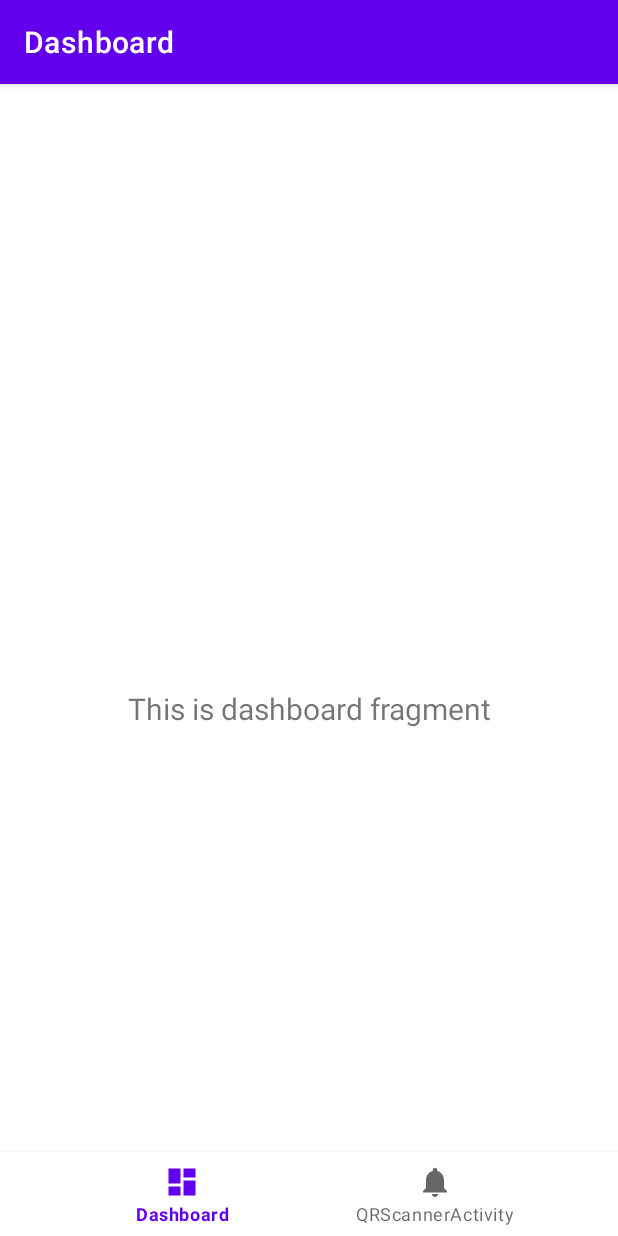
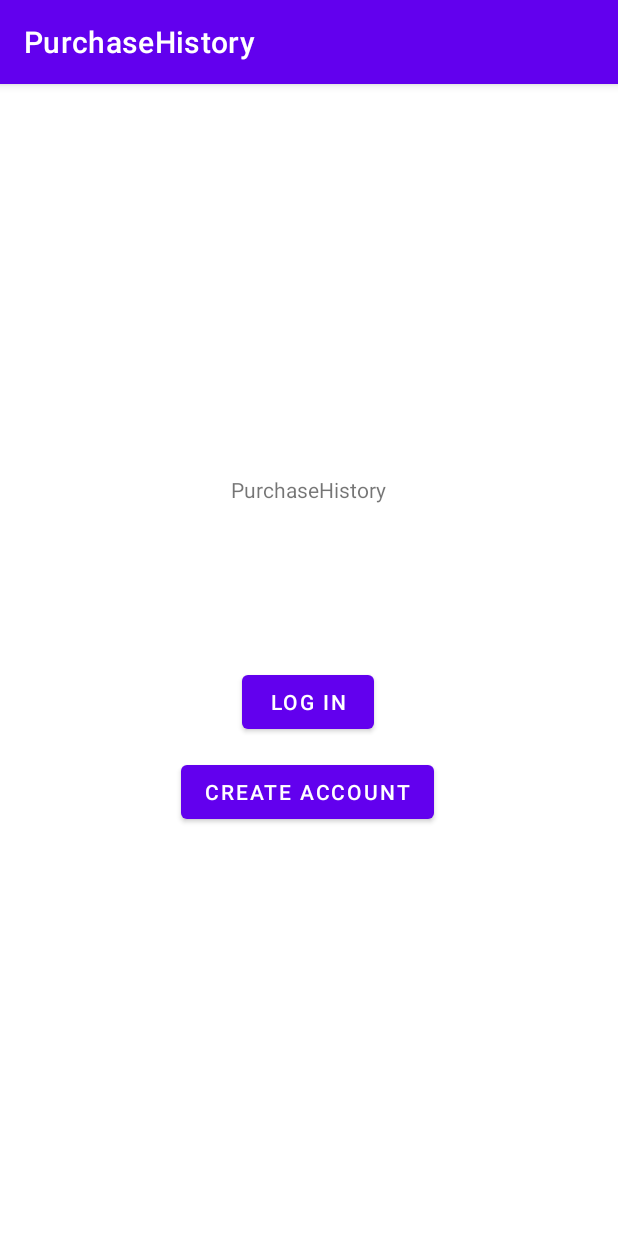
Before and after one commit to Fealrais/PurchaseHistory, an Android app: the screen it shows after launch (MainActivity), on a phone screen of 412 x 824 dp. Run offline under Robolectric (Android 15) with nearby library versions, the phone set to English and light mode, and no system bars; our stand-ins replace Dagger/Hilt's generated code; libraries missing offline, so code that uses them is left out: com.angelp.purchasehistorybackend; 2 statements that could not run were skipped.

Commit message:
Add main activity with login and register

```diff
--- a/app/src/main/AndroidManifest.xml
+++ b/app/src/main/AndroidManifest.xml
@@ -15,11 +15,15 @@
         android:fullBackupContent="@xml/backup_rules"
         android:icon="@mipmap/ic_launcher"
         android:label="@string/app_name"
+        android:networkSecurityConfig="@xml/network_security_config"
         android:roundIcon="@mipmap/ic_launcher_round"
         android:supportsRtl="true"
         android:theme="@style/Theme.PurchaseHistory"
         tools:targetApi="34">
-
+        <activity
+            android:name=".ui.HomeActivity"
+            android:exported="false"
+            android:label="@string/title_activity_home" />
         <activity
             android:name=".MainActivity"
             android:exported="true">
--- a/app/src/main/java/com/example/purchasehistory/MainActivity.java
+++ b/app/src/main/java/com/example/purchasehistory/MainActivity.java
@@ -1,42 +1,81 @@
 package com.example.purchasehistory;
 
+import android.content.Intent;
 import android.os.Bundle;
+import android.util.Log;
+import android.view.View;
+import android.widget.Toast;
 import androidx.appcompat.app.AppCompatActivity;
-import androidx.navigation.NavController;
-import androidx.navigation.fragment.NavHostFragment;
-import androidx.navigation.ui.AppBarConfiguration;
-import androidx.navigation.ui.NavigationUI;
+import com.angelp.purchasehistorybackend.models.views.outgoing.UserView;
 import com.example.purchasehistory.databinding.ActivityMainBinding;
-import com.google.android.material.bottomnavigation.BottomNavigationView;
+import com.example.purchasehistory.ui.HomeActivity;
+import com.example.purchasehistory.ui.login.LoginActivity;
+import com.example.purchasehistory.ui.register.RegisterActivity;
+import com.example.purchasehistory.web.clients.AuthClient;
 import dagger.hilt.android.AndroidEntryPoint;
+
+import javax.inject.Inject;
+import java.util.Optional;
+
 
 @AndroidEntryPoint
 public class MainActivity extends AppCompatActivity {
+    @Inject
+    AuthClient authClient;
 
     private ActivityMainBinding binding;
+
 
     @Override
     protected void onCreate(Bundle savedInstanceState) {
         super.onCreate(savedInstanceState);
-
         binding = ActivityMainBinding.inflate(getLayoutInflater());
         setContentView(binding.getRoot());
 
-        BottomNavigationView navView = findViewById(R.id.nav_view);
-        // Passing each menu ID as a set of Ids because each
-        // menu should be considered as top level destinations.
-        AppBarConfiguration appBarConfiguration = new AppBarConfiguration.Builder(
-                R.id.navigation_dashboard, R.id.navigation_qrscanner)
-                .build();
-        NavHostFragment navHostFragment = (NavHostFragment) getSupportFragmentManager()
-                .findFragmentById(R.id.nav_host_fragment_activity_main);
-        if (navHostFragment != null) {
-            NavController navController = navHostFragment.getNavController();
-            NavigationUI.setupActionBarWithNavController(this, navController, appBarConfiguration);
-            NavigationUI.setupWithNavController(binding.navView, navController);
-        }
-
+        binding.loginButton.setOnClickListener(this::startLoginActivity);
+        binding.registerButton.setOnClickListener(this::startRegisterActivity);
     }
 
+    @Override
+    protected void onResume() {
+        super.onResume();
+        redirectIfJwtValid();
+    }
+
+    private void redirectIfJwtValid() {
+        PurchaseHistoryApplication root = PurchaseHistoryApplication.getInstance();
+
+        String token = root.getUserToken().getValue();
+        Log.i("jwtoken", token != null && !token.isEmpty() ? token : "no JWT in phone");
+        if (token != null && !token.isEmpty()) {
+            binding.loadingMain.setVisibility(View.VISIBLE);
+            new Thread(() -> {
+                Optional<UserView> loggedUser = authClient.getLoggedUser();
+                this.runOnUiThread(() -> binding.loadingMain.setVisibility(View.GONE));
+                if (loggedUser.isPresent()) {
+                    root.getLoggedUser().postValue(loggedUser.get());
+                    startHomeActivity();
+                } else {
+                    runOnUiThread(() -> Toast.makeText(PurchaseHistoryApplication.getContext(), R.string.alert_session_ended, Toast.LENGTH_SHORT).show());
+                }
+            }).start();
+        }
+    }
+
+    private void startHomeActivity() {
+        Intent intent = new Intent(this, HomeActivity.class);
+        startActivity(intent);
+        finish();
+    }
+
+    private void startRegisterActivity(View view) {
+        Intent intent = new Intent(this, RegisterActivity.class);
+        startActivity(intent);
+    }
+
+    private void startLoginActivity(View view) {
+        Intent intent = new Intent(this, LoginActivity.class);
+        startActivity(intent);
+    }
 
 }
--- a/app/src/main/java/com/example/purchasehistory/web/clients/AuthClient.java
+++ b/app/src/main/java/com/example/purchasehistory/web/clients/AuthClient.java
@@ -6,6 +6,7 @@ import android.util.Log;
 import com.angelp.purchasehistorybackend.models.views.incoming.UserVO;
 import com.angelp.purchasehistorybackend.models.views.outgoing.UserView;
 import com.example.purchasehistory.PurchaseHistoryApplication;
+import com.example.purchasehistory.data.model.UsernamePassword;
 import okhttp3.Response;
 
 import javax.inject.Inject;
@@ -28,11 +29,13 @@ public class AuthClient extends HttpClient {
 
     public Optional<UserView> login(String username, String password) {
         UserView result = null;
-        try (Response res = post(BACKEND_URL + "/login", new UserVO(username, password, ""))) {
+
+        try (Response res = postFormData(BACKEND_URL + "/login", new UsernamePassword(username, password).getRequestBody())) {
             String authorization = res.header("Authorization");
+            Log.i("loginResult", "Response code: "+ res.code());
             if (res.isSuccessful() && res.body() != null && authorization != null && !authorization.isEmpty()) {
                 String body = res.body().string();
-                Log.i("loginResult", "login: " + body);
+                Log.i("loginResult", "login successful: " + body);
                 result = gson.fromJson(body, UserView.class);
                 saveLoggedUser(authorization);
                 PurchaseHistoryApplication.getInstance().getLoggedUser().postValue(result);
--- a/app/src/main/res/layout/activity_main.xml
+++ b/app/src/main/res/layout/activity_main.xml
@@ -1,33 +1,61 @@
 <?xml version="1.0" encoding="utf-8"?>
 <androidx.constraintlayout.widget.ConstraintLayout xmlns:android="http://schemas.android.com/apk/res/android"
     xmlns:app="http://schemas.android.com/apk/res-auto"
+    xmlns:tools="http://schemas.android.com/tools"
     android:id="@+id/container"
     android:layout_width="match_parent"
     android:layout_height="match_parent"
-    android:paddingTop="?attr/actionBarSize">
+    android:paddingTop="?attr/actionBarSize"
+    tools:context=".MainActivity">
 
-    <com.google.android.material.bottomnavigation.BottomNavigationView
-        android:id="@+id/nav_view"
-        android:layout_width="0dp"
+    <ProgressBar
+        android:id="@+id/loadingMain"
+        android:layout_width="164dp"
+        android:layout_height="164dp"
+        android:layout_gravity="center"
+        android:layout_marginTop="64dp"
+        android:layout_marginBottom="64dp"
+        android:elevation="10dp"
+        android:visibility="gone"
+        app:layout_constraintBottom_toBottomOf="parent"
+        app:layout_constraintEnd_toEndOf="parent"
+        app:layout_constraintHorizontal_bias="0.498"
+        app:layout_constraintStart_toStartOf="parent"
+        app:layout_constraintTop_toTopOf="parent"
+        app:layout_constraintVertical_bias="0.533" />
+
+    <Button
+        android:text="@string/action_log_in"
+        android:layout_width="wrap_content"
         android:layout_height="wrap_content"
-        android:layout_marginStart="0dp"
-        android:layout_marginEnd="0dp"
-        android:background="?android:attr/windowBackground"
-        app:layout_constraintBottom_toBottomOf="parent"
-        app:layout_constraintLeft_toLeftOf="parent"
-        app:layout_constraintRight_toRightOf="parent"
-        app:menu="@menu/bottom_nav_menu" />
+        android:id="@+id/loginButton"
+        app:layout_constraintTop_toTopOf="parent"
+        android:layout_marginTop="332dp"
+        app:layout_constraintStart_toStartOf="parent"
+        app:layout_constraintEnd_toEndOf="parent"
+        app:layout_constraintHorizontal_bias="0.498" />
 
-    <androidx.fragment.app.FragmentContainerView
-        android:id="@+id/nav_host_fragment_activity_main"
-        android:name="androidx.navigation.fragment.NavHostFragment"
-        android:layout_width="match_parent"
-        android:layout_height="match_parent"
-        app:defaultNavHost="true"
-        app:layout_constraintBottom_toTopOf="@id/nav_view"
-        app:layout_constraintLeft_toLeftOf="parent"
-        app:layout_constraintRight_toRightOf="parent"
+    <Button
+        android:text="@string/action_create_account"
+        android:layout_width="wrap_content"
+        android:layout_height="wrap_content"
+        android:id="@+id/registerButton"
+        app:layout_constraintTop_toBottomOf="@+id/loginButton"
+        app:layout_constraintStart_toStartOf="parent"
+        android:layout_marginTop="12dp"
+        app:layout_constraintEnd_toEndOf="parent"
+        app:layout_constraintHorizontal_bias="0.497" />
+
+    <TextView
+        android:text="@string/app_name"
+        android:layout_width="wrap_content"
+        android:layout_height="wrap_content"
+        android:id="@+id/textTitle"
         app:layout_constraintTop_toTopOf="parent"
-        app:navGraph="@navigation/mobile_navigation" />
+        app:layout_constraintStart_toStartOf="parent"
+        app:layout_constraintEnd_toEndOf="parent"
+        android:layout_marginTop="96dp"
+        app:layout_constraintHorizontal_bias="0.498"
+        app:layout_constraintBottom_toTopOf="@+id/loginButton" />
 
 </androidx.constraintlayout.widget.ConstraintLayout>
--- a/app/src/main/res/layout/activity_qr.xml
+++ /dev/null
@@ -1,6 +0,0 @@
-<?xml version="1.0" encoding="utf-8"?>
-<androidx.constraintlayout.widget.ConstraintLayout xmlns:android="http://schemas.android.com/apk/res/android"
-    android:layout_width="match_parent"
-    android:layout_height="match_parent">
-
-</androidx.constraintlayout.widget.ConstraintLayout>
--- a/app/src/main/res/layout/activity_register.xml
+++ b/app/src/main/res/layout/activity_register.xml
@@ -9,7 +9,7 @@
     android:paddingTop="@dimen/activity_vertical_margin"
     android:paddingRight="@dimen/activity_horizontal_margin"
     android:paddingBottom="@dimen/activity_vertical_margin"
-    tools:context=".activities.login.LoginActivity">
+    tools:context=".ui.register.RegisterActivity">
 
     <Button
         android:id="@+id/register_backButton"
--- a/app/src/main/res/menu/bottom_nav_menu.xml
+++ b/app/src/main/res/menu/bottom_nav_menu.xml
@@ -6,8 +6,8 @@
         android:icon="@drawable/ic_dashboard_black_24dp"
         android:title="@string/title_dashboard" />
     <item
-        android:id="@+id/navigation_qrscanner"
-        android:icon="@drawable/ic_notifications_black_24dp"
-        android:title="@string/title_activity_qr" />
+        android:id="@+id/navigation_home"
+        android:icon="@drawable/ic_home_black_24dp"
+        android:title="@string/title_home" />
 
 </menu>
--- a/app/src/main/res/values/strings.xml
+++ b/app/src/main/res/values/strings.xml
@@ -24,5 +24,6 @@
     <string name="title_activity_login">LoginActivity</string>
     <string name="title_activity_qr">QRScannerActivity</string>
     <string name="title_activity_qrscanner">QRScanner</string>
+    <string name="title_activity_home">HomeActivity</string>
 
 </resources>
```
Also changed, not shown: app/src/main/java/com/example/purchasehistory/data/model/UsernamePassword.java (added, +24 -0 lines), app/src/main/java/com/example/purchasehistory/ui/HomeActivity.java (added, +37 -0 lines), app/src/main/java/com/example/purchasehistory/web/clients/HttpClient.java (+18 -1 lines), app/src/main/res/layout/activity_home.xml (added, +38 -0 lines).
